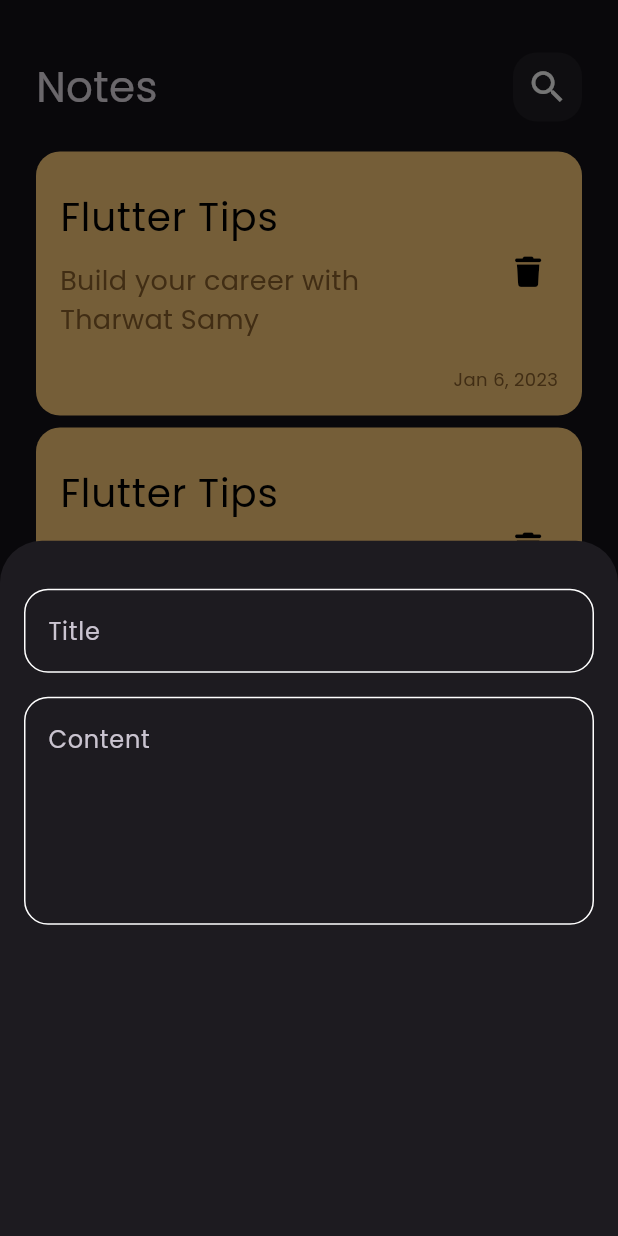
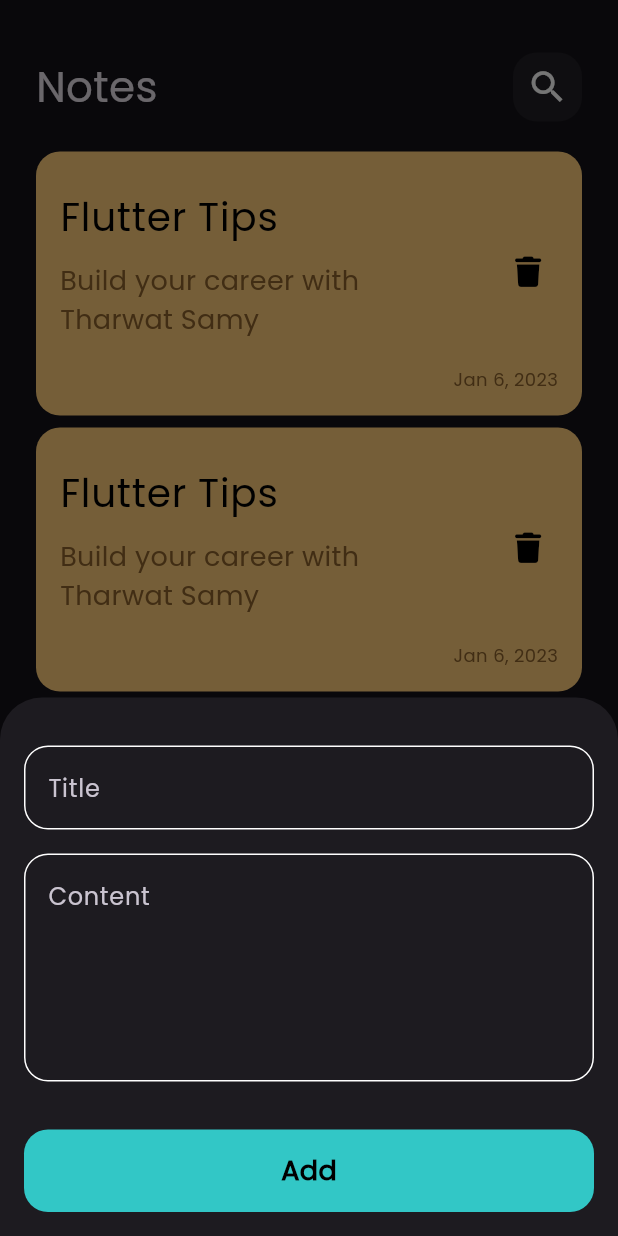
Before and after one commit to walidmorsi84/notes_app, a Flutter app: the screen it shows after launch, after a tap on the "add" icon, on a phone screen of 412 x 824 dp. Run offline on Flutter 3.47's test engine with Material 3 defaults, Android fonts, the phone set to English and light mode, and no system bars; our stand-ins replace font_awesome_flutter.

Commit message:
finish notes bottom sheet

```diff
--- a/lib/widgets/add_note_bottom_sheet.dart
+++ b/lib/widgets/add_note_bottom_sheet.dart
@@ -1,4 +1,5 @@
 import 'package:flutter/material.dart';
+import 'package:notes_app/widgets/custom_button.dart';
 import 'package:notes_app/widgets/custom_text_field.dart';
 
 class AddNoteBottomSheet extends StatelessWidget {
@@ -6,15 +7,21 @@ class AddNoteBottomSheet extends StatelessWidget {
 
   @override
   Widget build(BuildContext context) {
-    return Padding(
+    return const Padding(
       padding: EdgeInsets.symmetric(horizontal: 16.0),
+      child: SingleChildScrollView(
+        physics: BouncingScrollPhysics(),
         child: Column(
           children: [
             SizedBox(height: 32),
             CustomTextField(hint: 'Title'),
             SizedBox(height: 16),
             CustomTextField(hint: 'Content', maxLines: 5),
+            SizedBox(height: 32),
+            CustomButton(),
+            SizedBox(height: 16),
           ],
+        ),
       ),
     );
   }
--- /dev/null
+++ b/lib/widgets/custom_button.dart
@@ -0,0 +1,25 @@
+import 'package:flutter/material.dart';
+import 'package:notes_app/constants.dart';
+
+class CustomButton extends StatelessWidget {
+  const CustomButton({super.key});
+
+  @override
+  Widget build(BuildContext context) {
+    return Container(
+      height: 55,
+      width: MediaQuery.of(context).size.width,
+      decoration: BoxDecoration(
+        color: kPrimaryColor,
+        borderRadius: BorderRadius.circular(16),
+      ),
+      child: const Center(
+        child: Text(
+          'Add',
+          style: TextStyle(
+              color: Colors.black, fontSize: 18, fontWeight: FontWeight.bold),
+        ),
+      ),
+    );
+  }
+}
```
Lines whose indentation alone changed are shown as unchanged.
